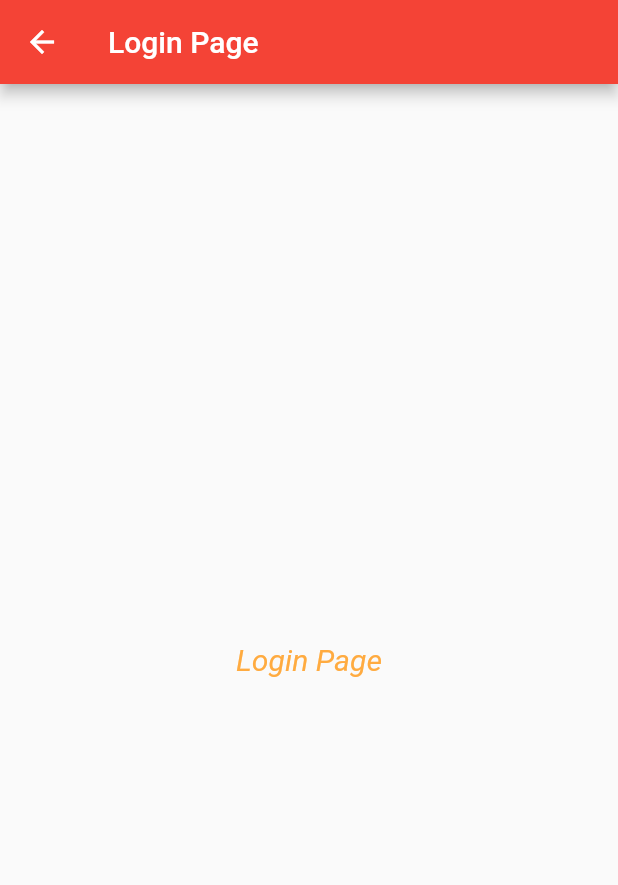
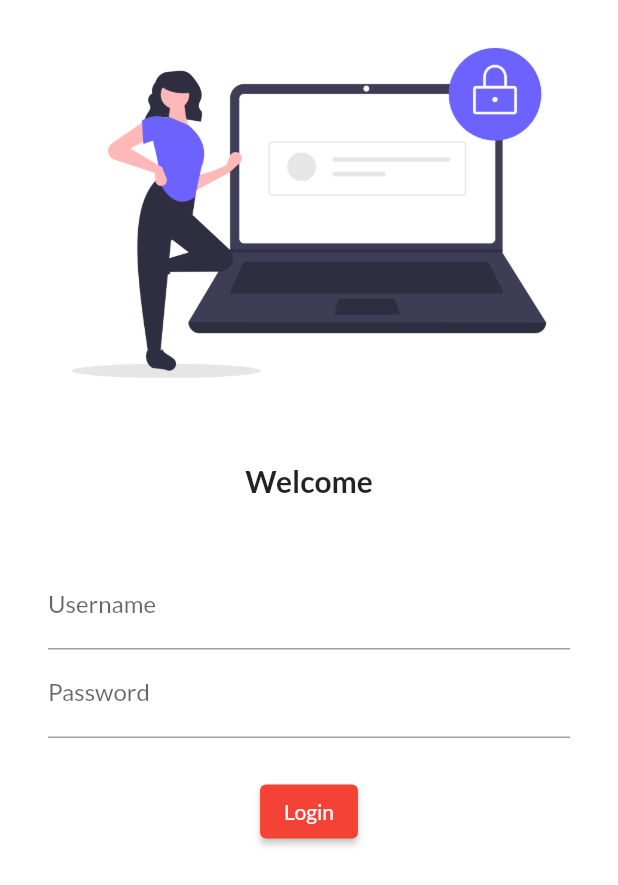
Before and after one commit to hassa920/MyFirstApp, a Flutter app: the LoginPage screen opened by its route, on a phone screen of 412 x 824 dp. Shown: the top 885 px of the screen. Run offline on Flutter 3.47's test engine with Material 2 defaults, Android fonts, the phone set to English and light mode, and no system bars; our stand-ins replace google_fonts.

Commit message:
"Day  4 completed"

```diff
--- a/lib/main.dart
+++ b/lib/main.dart
@@ -3,6 +3,7 @@ import 'dart:core';
 import 'package:firstapp/pages/homepage.dart';
 import 'package:firstapp/pages/login_page.dart';
 import 'package:flutter/material.dart';
+import 'package:google_fonts/google_fonts.dart';
 
 void main() {
   runApp(MyApp());
@@ -19,9 +20,11 @@ class MyApp extends StatelessWidget {
     return MaterialApp(
 
       themeMode: ThemeMode.light,
-      theme: ThemeData(primarySwatch: Colors.red),
+      theme: ThemeData(primarySwatch: Colors.red,
+      fontFamily: GoogleFonts.lato().fontFamily),
       darkTheme: ThemeData(/*brightness: Brightness.dark,*/
       primarySwatch: Colors.amber
+
       ),
       initialRoute: "/home",
       routes: {
--- a/lib/pages/login_page.dart
+++ b/lib/pages/login_page.dart
@@ -5,9 +5,37 @@ class LoginPage extends StatelessWidget {
 
   @override
   Widget build(BuildContext context) {
+    return Material(color: Colors.white, child:Column(children: [
+    Image.asset("sources/images/login_image.png",fit: BoxFit.cover,),
 
-    return Scaffold(appBar: AppBar(title: Text("Login Page"),),body: Center(child: Text("Login Page", style: TextStyle(fontStyle: FontStyle.italic, fontSize: 20, color: Colors
-    .orangeAccent), ) , ),
+      SizedBox(height: 25,),
+      Text("Welcome" , style: TextStyle (fontWeight: FontWeight.bold, fontSize: 20,
+      )
+
+      ),
+      SizedBox(height: 25,),
+
+
+
+      Padding(
+        padding: const EdgeInsets.symmetric(vertical: 16,horizontal: 32),
+        child: Column(children: [
+          TextFormField(decoration: InputDecoration(hintText: "Enter User Name", labelText: "Username"
+          )
+          ),
+          TextFormField( obscureText: true,decoration: InputDecoration(hintText: "Enter Password", labelText: "Password"
+          )
+          ),
+          SizedBox(height: 25,),
+          ElevatedButton( onPressed: ()
+            {
+              print("Login Button Clicked");
+            }, child: Text("Login"), style: TextButton.styleFrom(),)
+
+        ],),
+      )
+    ]),
+
 
 
     );
--- a/pubspec.yaml
+++ b/pubspec.yaml
@@ -28,6 +28,8 @@ dependencies:
   # The following adds the Cupertino Icons font to your application.
   # Use with the CupertinoIcons class for iOS style icons.
   cupertino_icons: ^1.0.2
+  google_fonts: ^2.3.0
+
 
 dev_dependencies:
   flutter_test:
@@ -45,8 +47,8 @@ flutter:
   uses-material-design: true
 
   # To add assets to your application, add an assets section, like this:
-  # assets:
-  #   - images/a_dot_burr.jpeg
+  assets:
+      - sources/images/
   #   - images/a_dot_ham.jpeg
 
   # An image asset can refer to one or more resolution-specific "variants", see
```
Also changed, not shown: pubspec.lock, sources/images/login_image.png (added), 24 other files.
